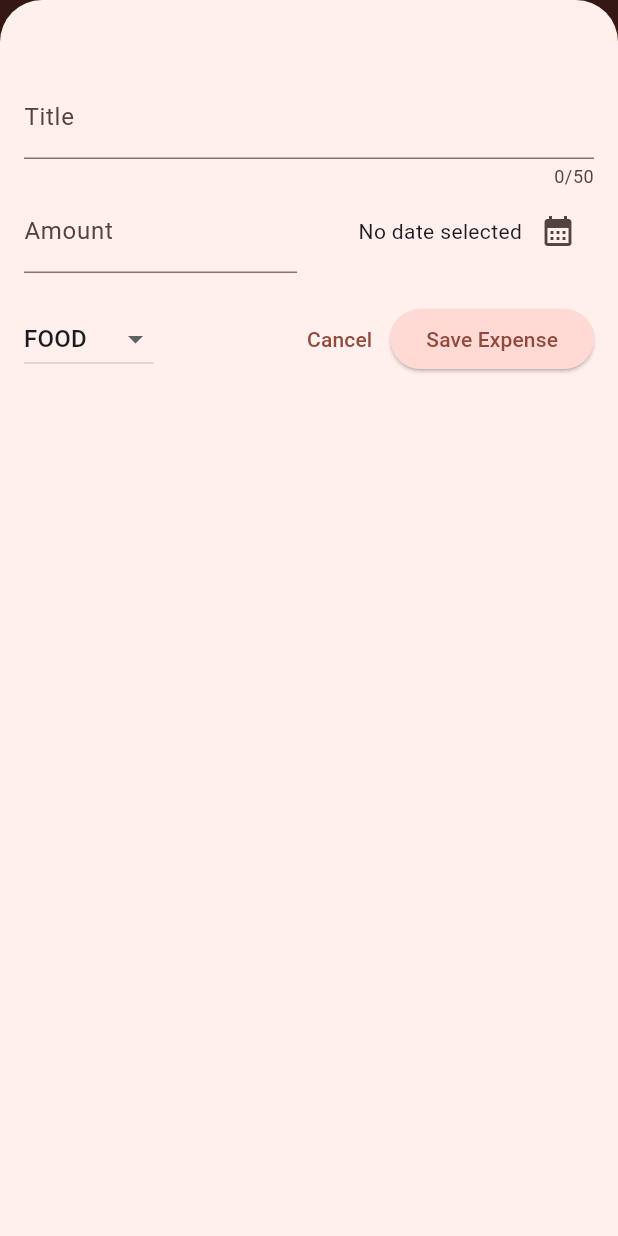
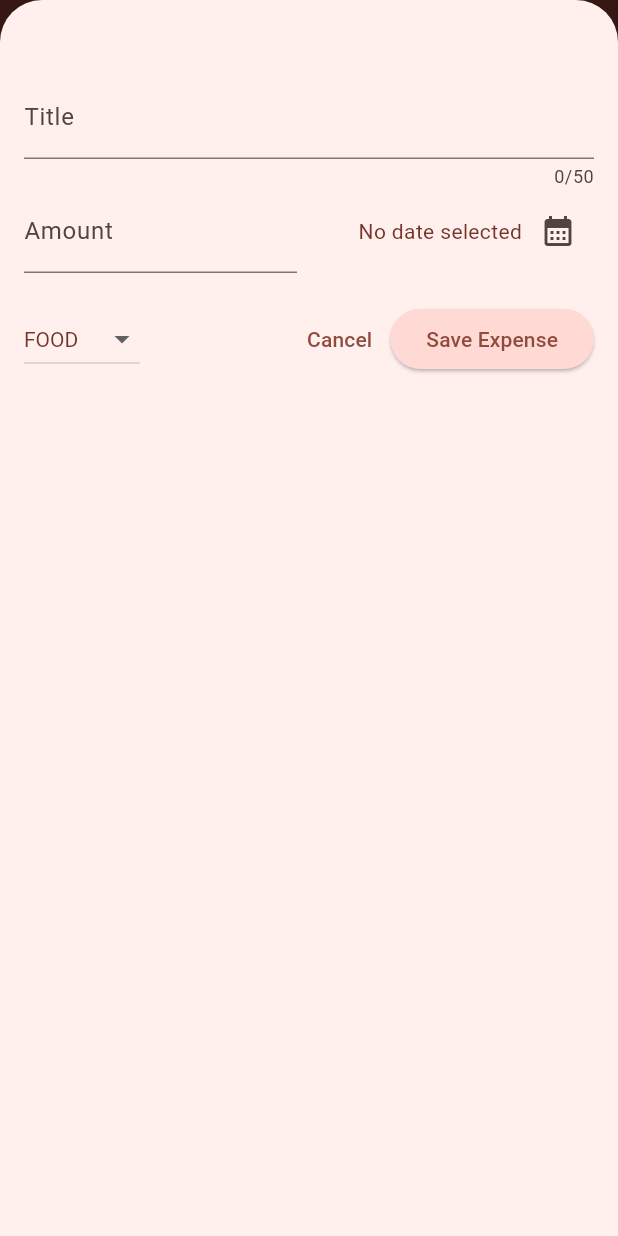
Before and after one commit to diegoalonsonm/flutter-expense-tracker, a Flutter app: the screen it shows after launch, after a tap on the "add" icon, on a phone screen of 412 x 824 dp. Run offline on Flutter 3.47's test engine with Material 3 defaults, Android fonts, the phone set to English and light mode, and no system bars.

Commit message:
chart widget and dark mode theming

```diff
--- a/lib/main.dart
+++ b/lib/main.dart
@@ -4,10 +4,33 @@ import 'package:expense_tracker/widgets/expenses.dart';
 // initializing a variable with a k "makes it" global
 // this is a color scheme that will be used throughout the app with the color passed on the seedColor parameter
 var kColorScheme = ColorScheme.fromSeed(seedColor: const Color.fromARGB(255, 114, 21, 8));
+var kDarkColorScheme = ColorScheme.fromSeed(
+  brightness: Brightness.dark,
+  seedColor: const Color.fromARGB(255, 224, 80, 80)
+);
 
 void main() {
   runApp (
     MaterialApp(
+      darkTheme: ThemeData.dark().copyWith(
+        colorScheme: kDarkColorScheme,
+        cardTheme: const CardTheme().copyWith(
+          color: kDarkColorScheme.secondaryContainer,
+          margin: const EdgeInsets.symmetric(horizontal: 16, vertical: 8)
+        ),
+        elevatedButtonTheme: ElevatedButtonThemeData(
+          style: ElevatedButton.styleFrom(
+            backgroundColor: kDarkColorScheme.primaryContainer,
+          )
+        ),
+        textTheme: ThemeData().textTheme.copyWith(
+          titleLarge: TextStyle(
+            fontSize: 16,
+            fontWeight: FontWeight.bold,
+            color: kDarkColorScheme.onSecondaryContainer
+          ),
+        )
+      ),
       theme: ThemeData().copyWith(
         colorScheme: kColorScheme,
         appBarTheme: const AppBarTheme().copyWith(
@@ -25,12 +48,13 @@ void main() {
         ),
         textTheme: ThemeData().textTheme.copyWith(
           titleLarge: TextStyle(
-            fontSize: 22,
+            fontSize: 16,
             fontWeight: FontWeight.bold,
-            color: kColorScheme.secondaryContainer
+            color: kColorScheme.onSecondaryContainer
           ),
         )
       ),
+      themeMode: ThemeMode.system,
       home: const Expenses(),
     )
   );
--- a/lib/models/expense.dart
+++ b/lib/models/expense.dart
@@ -33,3 +33,24 @@ class Expense {
     return formatter.format(date);
   }
 }
+
+class ExpenseBucket {
+  const ExpenseBucket({required this.category, required this.expenses});
+
+  // additional constructor functions
+  ExpenseBucket.forCategory(List<Expense> allExpenses, this.category)
+    : expenses = allExpenses.where((element) => element.category == category).toList();
+
+  final Category category;
+  final List<Expense> expenses;
+
+  double get totalAmount {
+    double sum = 0;
+
+    for (final expense in expenses) {
+      sum += expense.amount;
+    }
+
+    return sum;
+  }
+}
--- /dev/null
+++ b/lib/widgets/chart/chart.dart
@@ -0,0 +1,87 @@
+import "package:flutter/material.dart";
+import 'package:expense_tracker/models/expense.dart';
+import 'package:expense_tracker/widgets/chart/chart_bar.dart';
+
+class Chart extends StatelessWidget {
+  const Chart({super.key, required this.expenses});
+
+  final List<Expense> expenses;
+
+  List<ExpenseBucket> get buckets {
+    return [
+      ExpenseBucket.forCategory(expenses, Category.food),
+      ExpenseBucket.forCategory(expenses, Category.travel),
+      ExpenseBucket.forCategory(expenses, Category.leisure),
+      ExpenseBucket.forCategory(expenses, Category.work),
+    ];
+  }
+
+  double get maxTotalExpense {
+    double maxTotalExpense = 0;
+
+    for (final bucket in buckets) {
+      if (bucket.totalAmount > maxTotalExpense) {
+        maxTotalExpense = bucket.totalAmount;
+      }
+    }
+
+    return maxTotalExpense;
+  }
+
+  @override
+  Widget build(BuildContext context) {
+    final isDarkMode =
+        MediaQuery.of(context).platformBrightness == Brightness.dark;
+
+    return Container(
+      margin: const EdgeInsets.all(16),
+      padding: const EdgeInsets.symmetric(vertical: 16, horizontal: 8),
+      width: double.infinity,
+      height: 180,
+      decoration: BoxDecoration(
+          borderRadius: BorderRadius.circular(8),
+          gradient: LinearGradient(
+            colors: [
+              Theme.of(context).colorScheme.primary.withOpacity(0.3),
+              Theme.of(context).colorScheme.primary.withOpacity(0.0),
+            ],
+            begin: Alignment.bottomCenter,
+            end: Alignment.topCenter,
+          )),
+      child: Column(
+        children: [
+          Expanded(
+              child: Row(
+            crossAxisAlignment: CrossAxisAlignment.end,
+            children: [
+              for (final bucket in buckets)
+                ChartBar(
+                    fill: bucket.totalAmount == 0
+                        ? 0
+                        : bucket.totalAmount / maxTotalExpense)
+            ],
+          )),
+          const SizedBox(height: 12),
+          Row(
+            children: buckets
+                .map((bucket) => Expanded(
+                      child: Padding(
+                        padding: const EdgeInsets.symmetric(horizontal: 4),
+                        child: Icon(
+                          categoryIcons[bucket.category],
+                          color: isDarkMode
+                              ? Theme.of(context).colorScheme.secondary
+                              : Theme.of(context)
+                                  .colorScheme
+                                  .primary
+                                  .withOpacity(0.7),
+                        ),
+                      ),
+                    ))
+                .toList(),
+          )
+        ],
+      ),
+    );
+  }
+}
--- /dev/null
+++ b/lib/widgets/chart/chart_bar.dart
@@ -0,0 +1,28 @@
+import "package:flutter/material.dart";
+
+class ChartBar extends StatelessWidget {
+  const ChartBar({super.key, required this.fill});
+
+  final double fill;
+
+  @override
+  Widget build(BuildContext context) {
+    final isDarkMode = MediaQuery.of(context).platformBrightness == Brightness.dark;
+
+    return Expanded(
+      child: Padding(
+        padding: const EdgeInsets.symmetric(horizontal: 4),
+        child: FractionallySizedBox(
+          heightFactor: fill,
+          child: DecoratedBox(
+            decoration: BoxDecoration(
+              shape: BoxShape.rectangle,
+              borderRadius: const BorderRadius.vertical(top: Radius.circular(8)),
+              color: isDarkMode ? Theme.of(context).colorScheme.secondary : Theme.of(context).colorScheme.primary.withOpacity(0.65),
+            ),
+          ),
+        ),
+      ),
+    );
+  }
+}
--- a/lib/widgets/expenses.dart
+++ b/lib/widgets/expenses.dart
@@ -1,3 +1,4 @@
+import 'package:expense_tracker/widgets/chart/chart.dart';
 import 'package:expense_tracker/widgets/expenses_list/expenses_list.dart';
 import 'package:expense_tracker/models/expense.dart';
 import 'package:flutter/material.dart';
@@ -80,7 +81,7 @@ class _ExpenseState extends State<Expenses> {
       ),
       body: Column (
         children: [
-          const Text('chart'),
+          Chart(expenses: _registeredExpenses),
           Expanded (child: mainContent)
         ]
       )
--- a/lib/widgets/expenses_list/expenses_item.dart
+++ b/lib/widgets/expenses_list/expenses_item.dart
@@ -12,8 +12,12 @@ class ExpensesItem extends StatelessWidget {
       child: Padding(
         padding: const EdgeInsets.symmetric(horizontal: 20, vertical: 16),
         child: Column(
+          crossAxisAlignment: CrossAxisAlignment.start,
           children: [
-            Text(expense.title),
+            Text(
+              expense.title,
+              style: Theme.of(context).textTheme.titleLarge
+            ),
             const SizedBox(height: 5),
             Row(
               children: [
--- a/lib/widgets/expenses_list/expenses_list.dart
+++ b/lib/widgets/expenses_list/expenses_list.dart
@@ -14,6 +14,10 @@ class ExpensesList extends StatelessWidget {
       itemCount: expenses.length,
       itemBuilder: (cntx, index) => Dismissible(
         key: ValueKey(expenses[index]),
+        background: Container(
+          color: Theme.of(context).colorScheme.error.withOpacity(0.75),
+          margin: EdgeInsets.symmetric(horizontal: Theme.of(context).cardTheme.margin!.horizontal),
+        ),
         onDismissed: (direction) {
           onRemoveExpense(expenses[index]);
         }, // this is the function that will be called when the item is dismissed
--- a/lib/widgets/new_expense.dart
+++ b/lib/widgets/new_expense.dart
@@ -92,6 +92,9 @@ class _NewExpenseState extends State<NewExpense> {
               decoration: const InputDecoration(
                 label: Text('Title'),
               ),
+              style: TextStyle(
+                color: Theme.of(context).colorScheme.onPrimaryContainer
+              )
             ),
             Row(
               children: [
@@ -103,6 +106,9 @@ class _NewExpenseState extends State<NewExpense> {
                       prefixText: '\$ ',
                       label: Text('Amount'),
                     ),
+                    style: TextStyle(
+                      color: Theme.of(context).colorScheme.onPrimaryContainer
+                    )
                   ),
                 ),
                 const SizedBox(width: 16),
@@ -112,7 +118,12 @@ class _NewExpenseState extends State<NewExpense> {
                     crossAxisAlignment: CrossAxisAlignment.center,
                     children: [
                       // the ! forces the value to be non-nullable
-                      Text(_selectedDate == null ? 'No date selected' : formatter.format(_selectedDate!)),
+                      Text(
+                        _selectedDate == null ? 'No date selected' : formatter.format(_selectedDate!),
+                        style: TextStyle(
+                          color: Theme.of(context).colorScheme.onPrimaryContainer
+                        )
+                      ),
                       IconButton(
                         onPressed: _openDatePicker,
                         icon: const Icon(Icons.calendar_month),
@@ -126,6 +137,9 @@ class _NewExpenseState extends State<NewExpense> {
             Row(children: [
               DropdownButton(
                 value: _selectedCategory,
+                style: TextStyle(
+                  color: Theme.of(context).colorScheme.onPrimaryContainer
+                ),
                 items: Category.values.map(
                   (category) => DropdownMenuItem(value: category, child: Text(category.name.toUpperCase()))
                 ).toList(),
```
